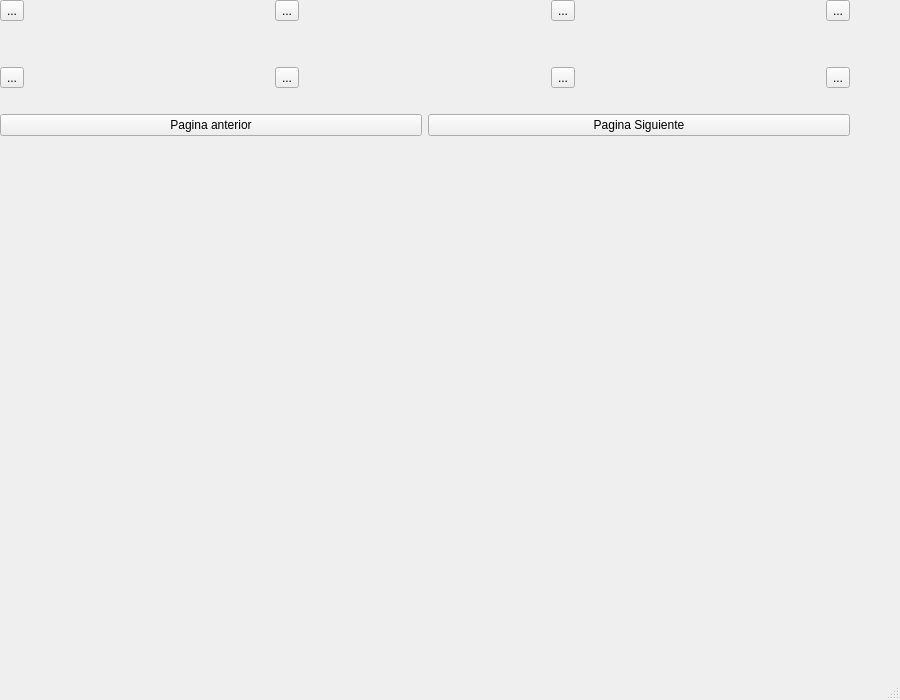
This is AdminPages.ui in AndreyZartty/Tecflix-Client as Qt 5 draws it before an edit. The edited form follows.
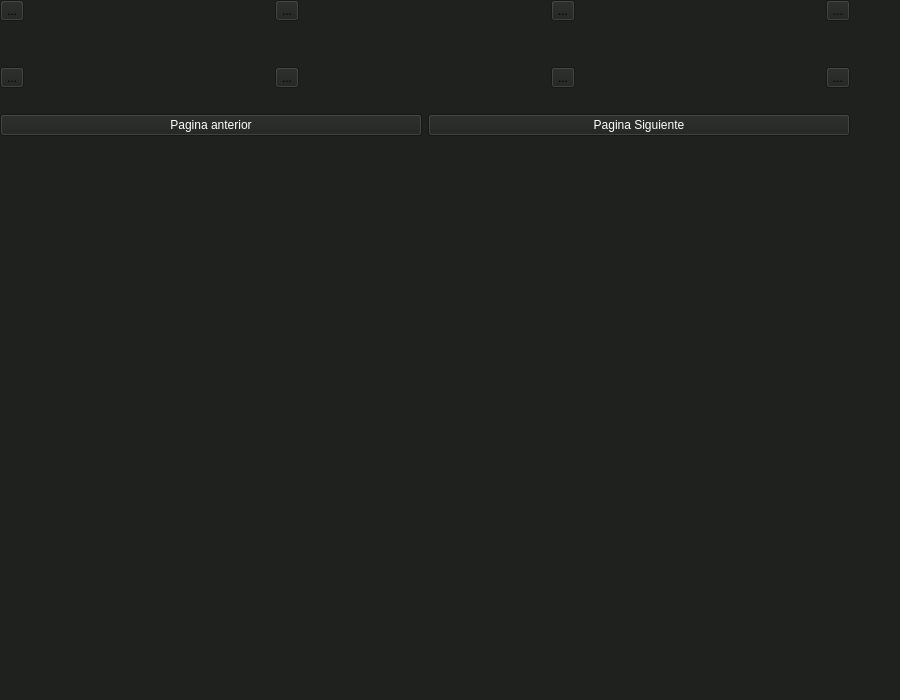
This is the edited form.

Diff of the .ui file:
```diff
--- a/AdminPages.ui
+++ b/AdminPages.ui
@@ -25,8 +25,11 @@
   <property name="windowTitle">
    <string>Tecflix</string>
   </property>
+  <property name="styleSheet">
+   <string notr="true">background-color: rgb(30, 33, 30);</string>
+  </property>
   <widget class="QWidget" name="centralwidget">
-   <widget class="QWidget" name="">
+   <widget class="QWidget" name="layoutWidget">
     <property name="geometry">
      <rect>
       <x>0</x>
@@ -229,6 +232,16 @@
       <layout class="QHBoxLayout" name="horizontalLayout_4">
        <item>
         <widget class="QPushButton" name="PrevPag">
+         <property name="font">
+          <font>
+           <weight>50</weight>
+           <bold>false</bold>
+           <strikeout>false</strikeout>
+          </font>
+         </property>
+         <property name="styleSheet">
+          <string notr="true"> color : rgb(255, 255, 255); </string>
+         </property>
          <property name="text">
           <string>Pagina anterior</string>
          </property>
@@ -236,6 +249,9 @@
        </item>
        <item>
         <widget class="QPushButton" name="NextPag">
+         <property name="styleSheet">
+          <string notr="true"> color : rgb(255, 255, 255); </string>
+         </property>
          <property name="text">
           <string>Pagina Siguiente</string>
          </property>
```
